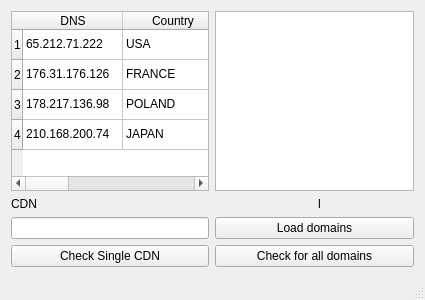
First picture: the form in mainwindow.ui, repository mszlachetka/cdn_detector, before the edit.
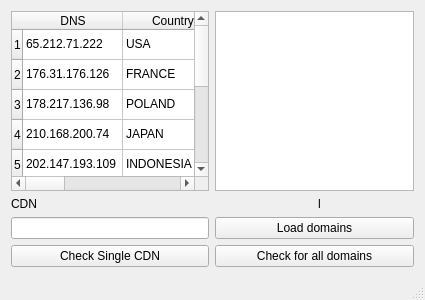
Second picture: the form after the edit.

What changed in the file:
```diff
--- a/mainwindow.ui
+++ b/mainwindow.ui
@@ -51,6 +51,31 @@
           <string>4</string>
          </property>
         </row>
+        <row>
+         <property name="text">
+          <string>5</string>
+         </property>
+        </row>
+        <row>
+         <property name="text">
+          <string>6</string>
+         </property>
+        </row>
+        <row>
+         <property name="text">
+          <string>7</string>
+         </property>
+        </row>
+        <row>
+         <property name="text">
+          <string>8</string>
+         </property>
+        </row>
+        <row>
+         <property name="text">
+          <string>9</string>
+         </property>
+        </row>
         <column>
          <property name="text">
           <string>DNS</string>
@@ -151,6 +176,106 @@
           <string>-</string>
          </property>
         </item>
+        <item row="4" column="0">
+         <property name="text">
+          <string>202.147.193.109</string>
+         </property>
+        </item>
+        <item row="4" column="1">
+         <property name="text">
+          <string>INDONESIA</string>
+         </property>
+        </item>
+        <item row="4" column="2">
+         <property name="text">
+          <string>-</string>
+         </property>
+        </item>
+        <item row="4" column="3">
+         <property name="text">
+          <string>-</string>
+         </property>
+        </item>
+        <item row="5" column="0">
+         <property name="text">
+          <string>200.195.180.212</string>
+         </property>
+        </item>
+        <item row="5" column="1">
+         <property name="text">
+          <string>BRAZIL</string>
+         </property>
+        </item>
+        <item row="5" column="2">
+         <property name="text">
+          <string>-</string>
+         </property>
+        </item>
+        <item row="5" column="3">
+         <property name="text">
+          <string>-</string>
+         </property>
+        </item>
+        <item row="6" column="0">
+         <property name="text">
+          <string>197.44.124.240</string>
+         </property>
+        </item>
+        <item row="6" column="1">
+         <property name="text">
+          <string>EGYPT</string>
+         </property>
+        </item>
+        <item row="6" column="2">
+         <property name="text">
+          <string>-</string>
+         </property>
+        </item>
+        <item row="6" column="3">
+         <property name="text">
+          <string>-</string>
+         </property>
+        </item>
+        <item row="7" column="0">
+         <property name="text">
+          <string>66.249.145.27</string>
+         </property>
+        </item>
+        <item row="7" column="1">
+         <property name="text">
+          <string>BARBADOS</string>
+         </property>
+        </item>
+        <item row="7" column="2">
+         <property name="text">
+          <string>-</string>
+         </property>
+        </item>
+        <item row="7" column="3">
+         <property name="text">
+          <string>-</string>
+         </property>
+        </item>
+        <item row="8" column="0">
+         <property name="text">
+          <string>137.59.120.17</string>
+         </property>
+        </item>
+        <item row="8" column="1">
+         <property name="text">
+          <string>AFGANISTAN</string>
+         </property>
+        </item>
+        <item row="8" column="2">
+         <property name="text">
+          <string>-</string>
+         </property>
+        </item>
+        <item row="8" column="3">
+         <property name="text">
+          <string>-</string>
+         </property>
+        </item>
        </widget>
       </item>
       <item>
```
